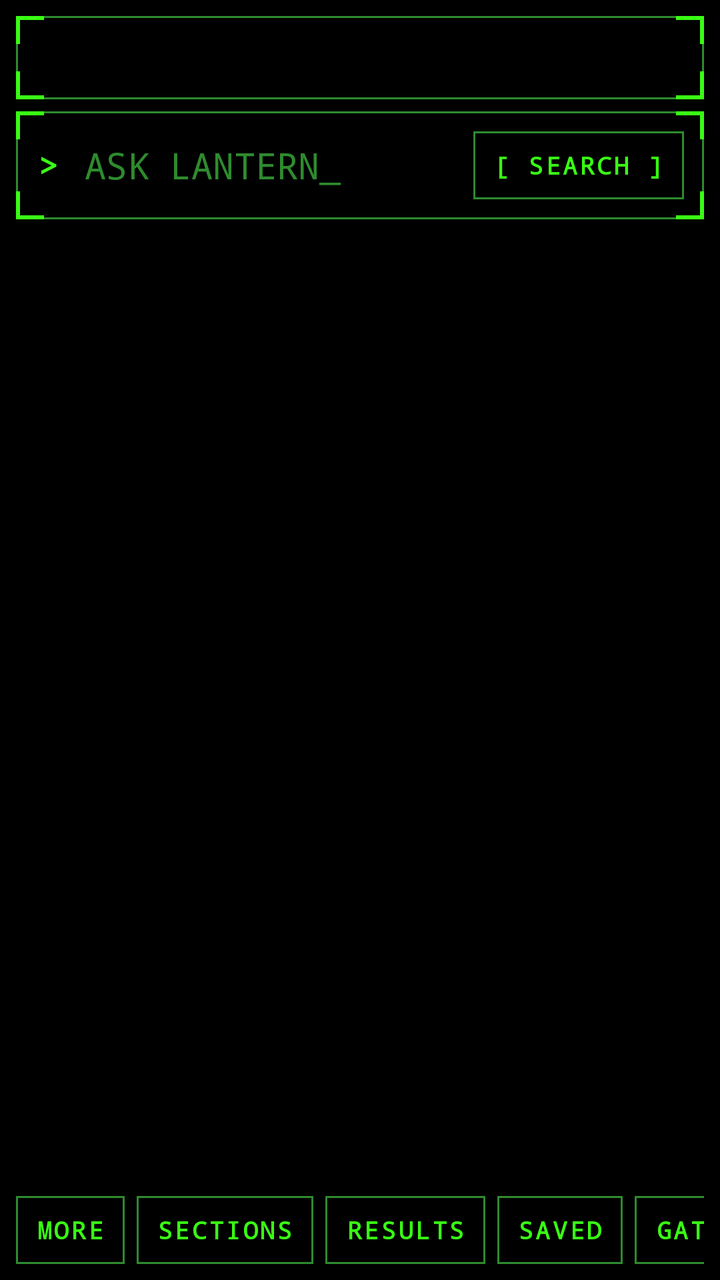
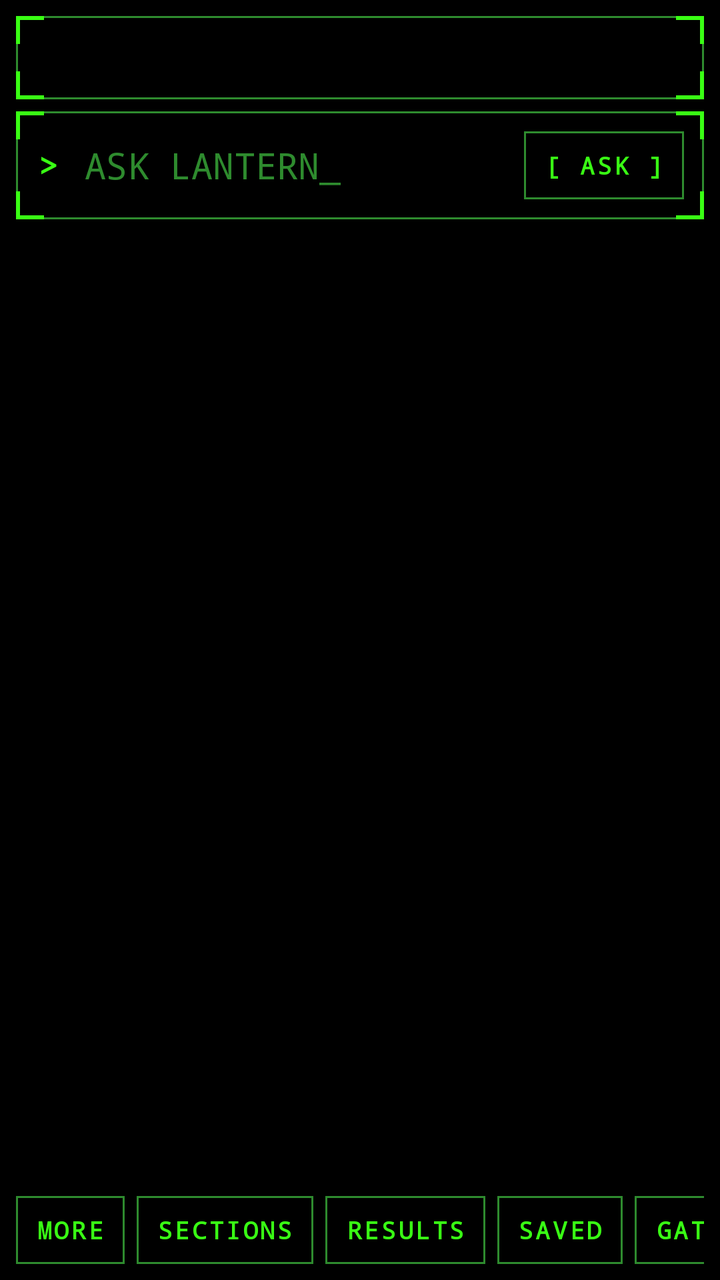

Compare the two renders of this Android layout. The source of the first and the diff that turns it into the second are given below.
<!-- AndroidManifest.xml: application theme Theme.FieldMap -->
<!-- res/layout/activity_ask.xml -->
<?xml version="1.0" encoding="utf-8"?>
<LinearLayout xmlns:android="http://schemas.android.com/apk/res/android"
    android:layout_width="match_parent"
    android:layout_height="match_parent"
    android:background="@color/bg"
    android:orientation="vertical"
    android:padding="8dp">

    <TextView
        android:id="@+id/askHeader"
        android:layout_width="match_parent"
        android:layout_height="wrap_content"
        android:background="@drawable/hud_panel"
        android:padding="12dp"
        android:textColor="@color/accent"
        android:textSize="13sp"
        android:textStyle="bold"
        android:letterSpacing="0.05" />

    <LinearLayout
        android:layout_width="match_parent"
        android:layout_height="wrap_content"
        android:layout_marginTop="6dp"
        android:background="@drawable/hud_panel"
        android:gravity="center_vertical"
        android:orientation="horizontal"
        android:padding="10dp">
        <TextView style="@style/HudLabel" android:text="&gt; " android:textColor="@color/accent" android:textSize="16sp" />
        <EditText
            android:id="@+id/askInput"
            android:layout_width="0dp"
            android:layout_height="wrap_content"
            android:layout_weight="1"
            android:background="@null"
            android:hint="ASK LANTERN_"
            android:imeOptions="actionSearch"
            android:inputType="text"
            android:maxLength="100"
            android:textColor="@color/accent"
            android:textColorHint="@color/dim" />
        <Button
            android:id="@+id/askGo"
            style="@style/BarButton"
            android:layout_width="wrap_content"
            android:layout_height="wrap_content"
            android:text="[ SEARCH ]" />
    </LinearLayout>

    <ScrollView
        android:id="@+id/askScroll"
        android:layout_width="match_parent"
        android:layout_height="0dp"
        android:layout_weight="1"
        android:layout_marginTop="6dp"
        android:layout_marginBottom="6dp"
        android:fillViewport="true">
        <LinearLayout
            android:id="@+id/askBody"
            android:layout_width="match_parent"
            android:layout_height="wrap_content"
            android:orientation="vertical"
            android:padding="4dp" />
    </ScrollView>

    <HorizontalScrollView
        android:layout_width="match_parent"
        android:layout_height="wrap_content"
        android:scrollbars="none">
        <LinearLayout
            android:layout_width="wrap_content"
            android:layout_height="wrap_content"
            android:orientation="horizontal">
            <Button android:id="@+id/askMore" style="@style/BarButton" android:layout_width="wrap_content" android:layout_height="wrap_content" android:layout_marginStart="0dp" android:text="MORE" />
            <Button android:id="@+id/askSections" style="@style/BarButton" android:layout_width="wrap_content" android:layout_height="wrap_content" android:text="SECTIONS" />
            <Button android:id="@+id/askResults" style="@style/BarButton" android:layout_width="wrap_content" android:layout_height="wrap_content" android:text="RESULTS" />
            <Button android:id="@+id/askSaved" style="@style/BarButton" android:layout_width="wrap_content" android:layout_height="wrap_content" android:text="SAVED" />
            <Button android:id="@+id/askGateway" style="@style/BarButton" android:layout_width="wrap_content" android:layout_height="wrap_content" android:text="GATEWAY" />
        </LinearLayout>
    </HorizontalScrollView>
</LinearLayout>
<!-- resources referenced by this layout -->
<resources>
  <color name="accent">#FF39FF14</color>
  <color name="bg">#FF000000</color>
  <color name="dim">#FF2E8B2E</color>
  <style name="BarButton" parent="Widget.AppCompat.Button.Borderless">
          <item name="android:background">@drawable/hud_button_flat</item>
          <item name="android:textColor">@color/hud_btn_text</item>
          <item name="android:textSize">12sp</item>
          <item name="android:textStyle">bold</item>
          <item name="android:fontFamily">monospace</item>
          <item name="android:letterSpacing">0.1</item>
          <item name="android:minWidth">0dp</item>
          <item name="android:minHeight">34dp</item>
          <item name="android:paddingStart">10dp</item>
          <item name="android:paddingEnd">10dp</item>
          <item name="android:layout_marginStart">6dp</item>
          <item name="android:textAllCaps">true</item>
          <item name="android:stateListAnimator">@null</item>
      </style>
  <style name="HudLabel">
          <item name="android:layout_width">wrap_content</item>
          <item name="android:layout_height">wrap_content</item>
          <item name="android:textColor">@color/dim</item>
          <item name="android:textSize">11sp</item>
          <item name="android:textStyle">bold</item>
          <item name="android:fontFamily">monospace</item>
          <item name="android:letterSpacing">0.15</item>
      </style>
  <color name="panel">#E6000000</color>
  <!-- drawable hud_button_flat (drawable) -->
  <?xml version="1.0" encoding="utf-8"?>
  <selector xmlns:android="http://schemas.android.com/apk/res/android">
      <item android:state_pressed="true">
          <shape android:shape="rectangle"><solid android:color="@color/accent" /></shape>
      </item>
      <item>
          <shape android:shape="rectangle">
              <solid android:color="#00000000" />
              <stroke android:width="1dp" android:color="@color/dim" />
          </shape>
      </item>
  </selector>
  <color name="text">#FFA8FFA0</color>
  <style name="Theme.FieldMap.Dialog" parent="Theme.AppCompat.Dialog.Alert">
          <item name="android:windowBackground">@drawable/hud_panel</item>
          <item name="android:background">@color/panel_solid</item>
          <item name="colorAccent">@color/accent</item>
          <item name="colorControlNormal">@color/dim</item>
          <item name="android:textColorPrimary">@color/accent</item>
          <item name="android:textColorSecondary">@color/text</item>
          <item name="android:textColor">@color/text</item>
          <item name="android:textColorAlertDialogListItem">@color/accent</item>
          <item name="android:textColorHint">@color/dim</item>
          <item name="android:fontFamily">monospace</item>
          <item name="fontFamily">monospace</item>
          <item name="buttonBarButtonStyle">@style/HudDialogButton</item>
      </style>
  <style name="HudSpinnerItem" parent="Widget.AppCompat.TextView.SpinnerItem">
          <item name="android:textColor">@color/accent</item>
          <item name="android:fontFamily">monospace</item>
      </style>
  <color name="panel_solid">#FF020802</color>
  <style name="HudDialogButton" parent="Widget.AppCompat.Button.ButtonBar.AlertDialog">
          <item name="android:textColor">@color/accent</item>
          <item name="android:fontFamily">monospace</item>
          <item name="android:textStyle">bold</item>
      </style>
  <!-- unchanged entries left out for length: 2 -->
</resources>

<!-- the commit's change to res/layout/activity_ask.xml (unified diff, before → after) -->
@@ -35,7 +35,7 @@
             android:hint="ASK LANTERN_"
             android:imeOptions="actionSearch"
             android:inputType="text"
-            android:maxLength="100"
+            android:maxLength="160"
             android:textColor="@color/accent"
             android:textColorHint="@color/dim" />
         <Button
@@ -43,7 +43,7 @@
             style="@style/BarButton"
             android:layout_width="wrap_content"
             android:layout_height="wrap_content"
-            android:text="[ SEARCH ]" />
+            android:text="[ ASK ]" />
     </LinearLayout>
 
     <ScrollView
